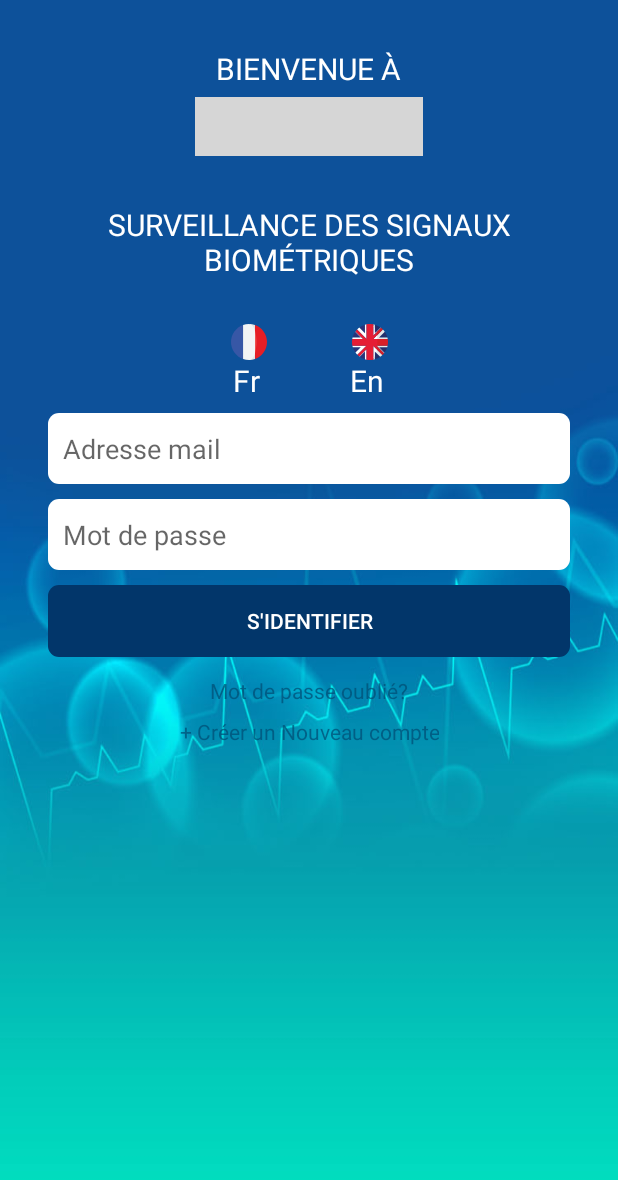
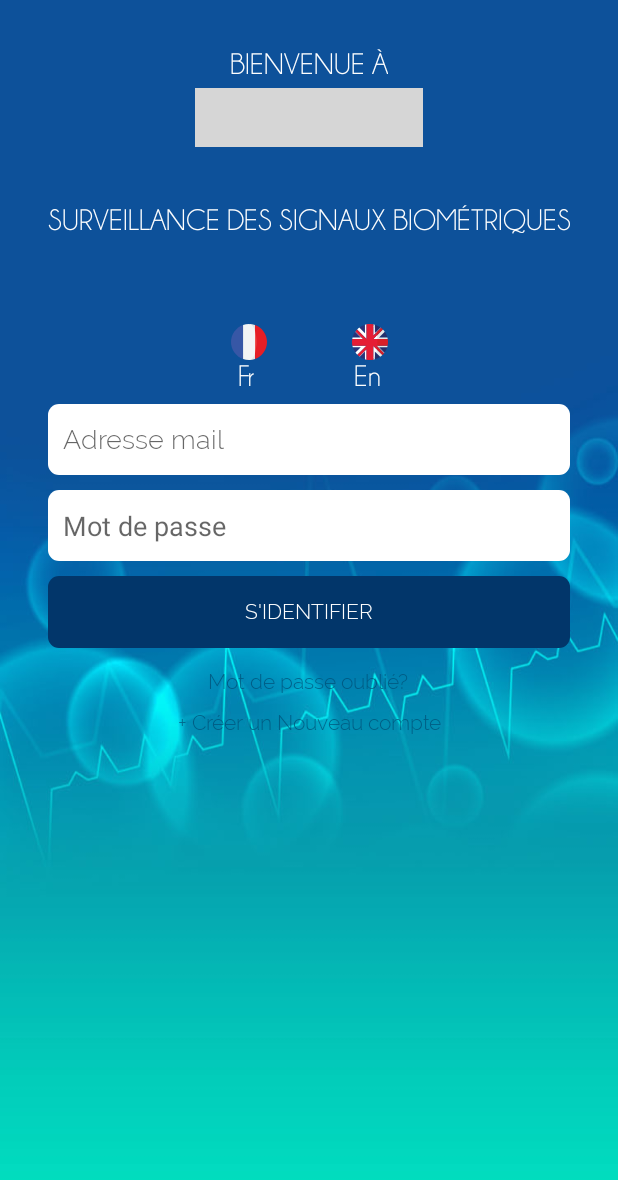
Before and after one commit to hamzamlayeh/RAFIK, an Android app: the screen it shows after launch (LoginActivity), on a phone screen of 412 x 824 dp. Shown: the top 1180 px of the screen. Run offline under Robolectric (Android 15) with nearby library versions, the phone set to English and light mode, and no system bars; grey boxes are pictures that could not be loaded.

Commit message:
modifier font

```diff
--- a/app/src/main/res/layout-hdpi/activity_login.xml
+++ b/app/src/main/res/layout-hdpi/activity_login.xml
@@ -25,8 +25,7 @@
             android:layout_height="wrap_content"
             android:layout_gravity="center"
             android:layout_marginBottom="5dp"
-            android:fontFamily="Raleway Bold"
-            android:text="@string/bienvenue"
+            android:fontFamily="@font/champagne_limousines"            android:text="@string/bienvenue"
             android:textAllCaps="true"
             android:textColor="#ffffff"
             android:textSize="20sp" />
@@ -46,7 +45,7 @@
         android:layout_marginEnd="24dp"
         android:layout_marginStart="24dp"
         android:layout_marginTop="136dp"
-        android:fontFamily="Raleway Bold"
+        android:fontFamily="@font/champagne_limousines"
         android:textColor="#ffffff"
         android:gravity="center"
         android:text="@string/surveillance"
@@ -104,7 +103,7 @@
                 android:layout_width="wrap_content"
                 android:layout_height="wrap_content"
                 android:layout_weight="1"
-                android:fontFamily="Raleway Bold"
+                android:fontFamily="@font/champagne_limousines"
                 android:gravity="center"
                 android:text="Fr"
                 android:onClick="fr"
@@ -116,7 +115,7 @@
                 android:layout_width="wrap_content"
                 android:layout_height="wrap_content"
                 android:layout_weight="1"
-                android:fontFamily="Raleway Bold"
+                android:fontFamily="@font/champagne_limousines"
                 android:gravity="center"
                 android:text="En"
                 android:onClick="en"
@@ -144,6 +143,7 @@
             android:layout_marginBottom="10dp"
             android:background="@drawable/edittexte_rudus"
             android:ems="10"
+            android:fontFamily="@font/raleway_light"
             android:hint="@string/adresse_mail"
             android:inputType="textEmailAddress"
             android:paddingLeft="10dp"
@@ -166,6 +166,7 @@
             android:layout_width="match_parent"
             android:layout_height="wrap_content"
             android:background="@drawable/button_rudus"
+            android:fontFamily="@font/raleway_light"
             android:text="@string/s_identifier"
             android:onClick="identifier"
             android:textColor="@android:color/white" />
@@ -190,7 +191,7 @@
             android:layout_height="29dp"
             android:layout_gravity="center"
             android:background="@android:color/transparent"
-            android:fontFamily="Raleway Regular"
+            android:fontFamily="@font/raleway_light"
             android:text="@string/mot_de_passe_oublier"
             android:onClick="password_lost"
             android:textAllCaps="false"
@@ -202,7 +203,7 @@
             android:layout_height="25dp"
             android:layout_gravity="center"
             android:background="@android:color/transparent"
-            android:fontFamily="Raleway Regular"
+            android:fontFamily="@font/raleway_light"
             android:onClick="inscrire"
             android:text="@string/cr_e_un_nouveau_compte"
             android:textAllCaps="false"
--- a/app/src/main/res/layout-xxhdpi/activity_login.xml
+++ b/app/src/main/res/layout-xxhdpi/activity_login.xml
@@ -64,7 +64,6 @@
         android:layout_height="wrap_content"
         android:layout_marginEnd="164dp"
         android:layout_marginStart="164dp"
-
         android:layout_marginTop="292dp"
         android:orientation="vertical"
         app:layout_constraintEnd_toEndOf="parent"
```
